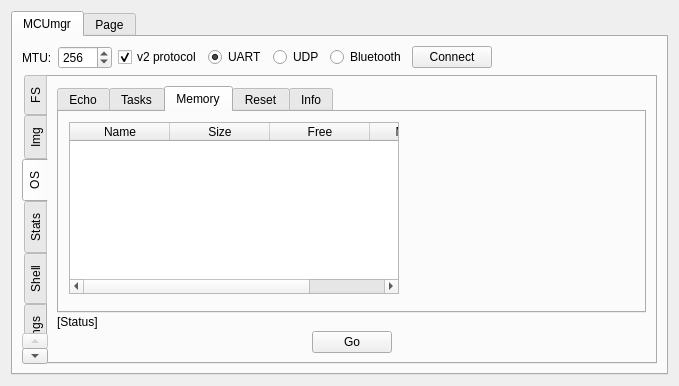
Before: the Qt Designer form plugins/mcumgr/form.ui in thedjnK/AuTerm, drawn with Qt 5.
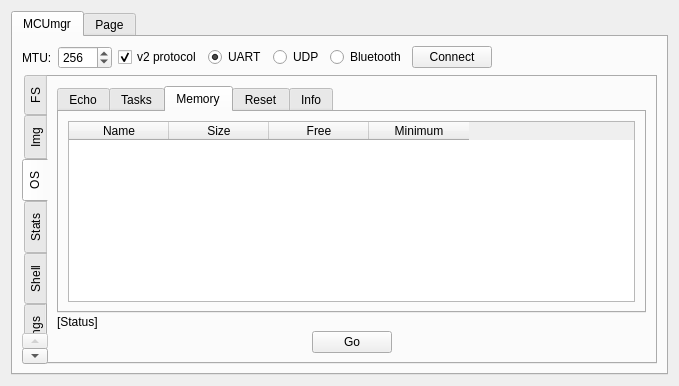
After: the same form once the commit is applied. The open tabs and pages were chosen to show the change.

Commit message: plugins: mcumgr: Fix missing layout for os mgmt memory form

Patch:
```diff
--- a/plugins/mcumgr/form.ui
+++ b/plugins/mcumgr/form.ui
@@ -764,15 +764,9 @@
               <attribute name="title">
                <string>Memory</string>
               </attribute>
+              <layout class="QVBoxLayout" name="verticalLayout_4">
+               <item>
               <widget class="QTableWidget" name="table_OS_Memory">
-               <property name="geometry">
-                <rect>
-                 <x>10</x>
-                 <y>10</y>
-                 <width>330</width>
-                 <height>172</height>
-                </rect>
-               </property>
                <property name="editTriggers">
                 <set>QAbstractItemView::NoEditTriggers</set>
                </property>
@@ -815,6 +809,8 @@
                 </property>
                </column>
               </widget>
+               </item>
+              </layout>
              </widget>
              <widget class="QWidget" name="tab_OS_Reset">
               <attribute name="title">
```
Left out of the diff: 2 changed lines with no effect on the pictures. Lines whose indentation alone changed are shown as unchanged. The commit also changes 2 other files.
